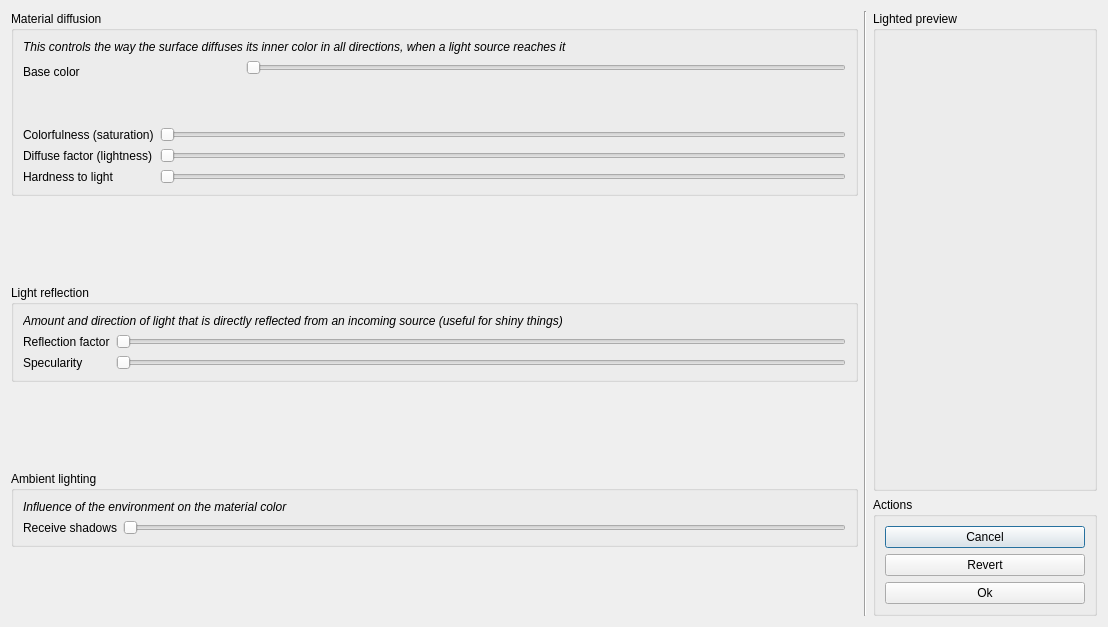
Qt form src/interface/desktop/lighting/DialogMaterialEditor.ui (thunderk/paysages3d) before a commit.
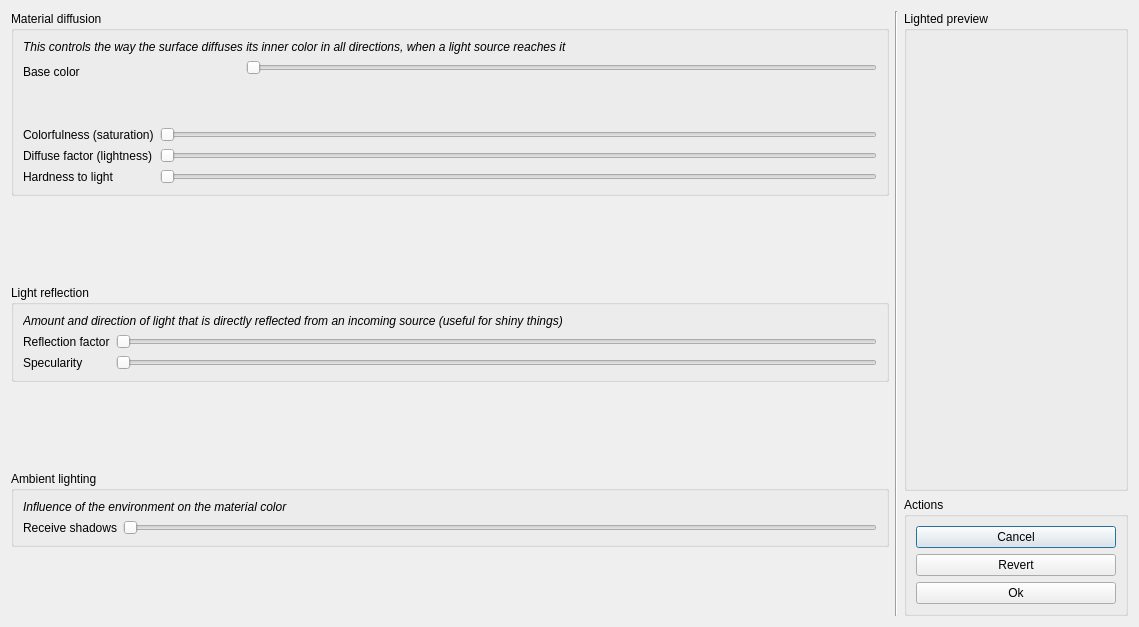
The same form after that commit. Icons and pictures are not drawn. Custom widgets are drawn as their Qt base class.

Commit message: Fixed path of resources in UI files

Patch:
```diff
--- a/src/interface/desktop/lighting/DialogMaterialEditor.ui
+++ b/src/interface/desktop/lighting/DialogMaterialEditor.ui
@@ -9,7 +9,7 @@
    <rect>
     <x>0</x>
     <y>0</y>
-    <width>1091</width>
+    <width>1139</width>
     <height>627</height>
    </rect>
   </property>
```
Left out of the diff: 8 changed lines with no effect on the pictures. The commit also changes 6 other files.
